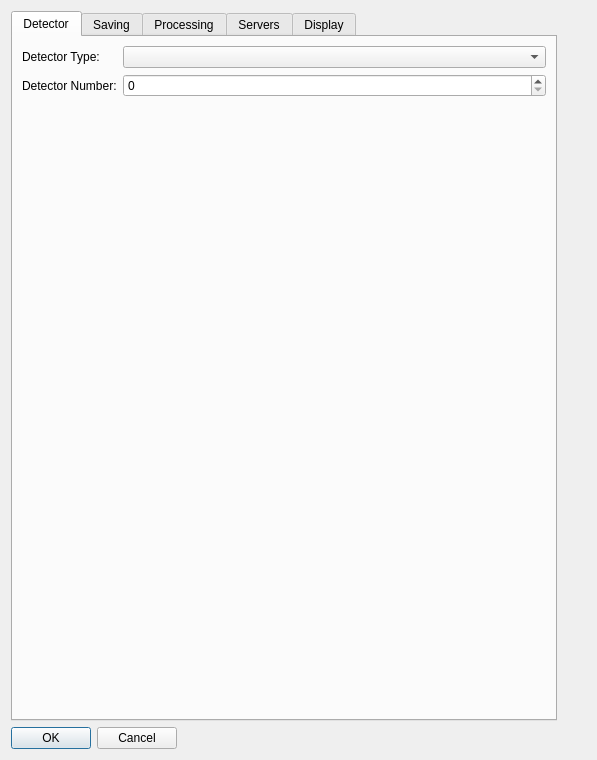
Above: source/qxrdexperimentpreferencesdialog.ui from guyjennings/qxrd before the change. Below: the same form after it.
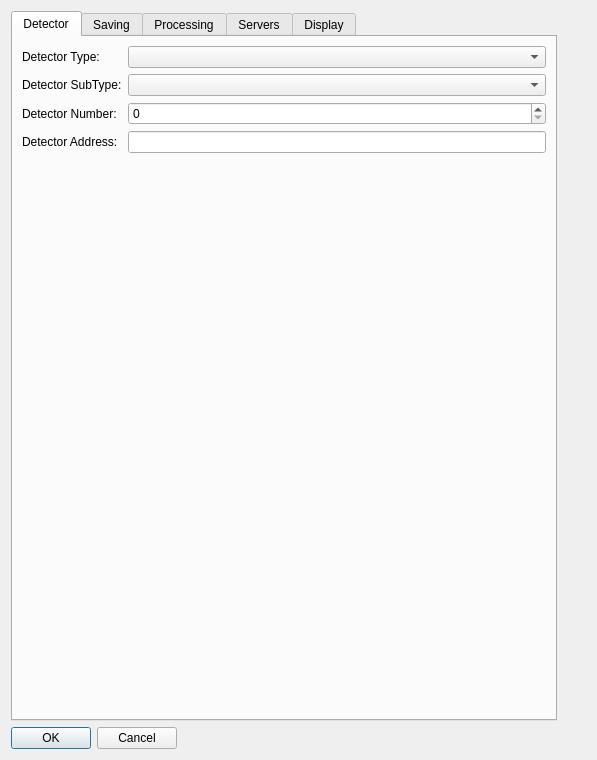
That is the form after the change.

Commit message: Initial changes to perkin elmer code to support ethernet interfaced detectors

```diff
--- a/source/qxrdexperimentpreferencesdialog.ui
+++ b/source/qxrdexperimentpreferencesdialog.ui
@@ -34,17 +34,17 @@
        <item row="0" column="1">
         <widget class="QComboBox" name="m_DetectorType"/>
        </item>
-       <item row="1" column="0">
+       <item row="2" column="0">
         <widget class="QLabel" name="label_5">
          <property name="text">
           <string>Detector Number:</string>
          </property>
         </widget>
        </item>
-       <item row="1" column="1">
+       <item row="2" column="1">
         <widget class="QSpinBox" name="m_DetectorNumber"/>
        </item>
-       <item row="2" column="0" colspan="2">
+       <item row="4" column="0" colspan="2">
         <spacer name="verticalSpacer">
          <property name="orientation">
           <enum>Qt::Vertical</enum>
@@ -57,6 +57,26 @@
          </property>
         </spacer>
        </item>
+       <item row="1" column="0">
+        <widget class="QLabel" name="label_13">
+         <property name="text">
+          <string>Detector SubType:</string>
+         </property>
+        </widget>
+       </item>
+       <item row="1" column="1">
+        <widget class="QComboBox" name="m_DetectorSubType"/>
+       </item>
+       <item row="3" column="0">
+        <widget class="QLabel" name="label_14">
+         <property name="text">
+          <string>Detector Address:</string>
+         </property>
+        </widget>
+       </item>
+       <item row="3" column="1">
+        <widget class="QLineEdit" name="m_DetectorAddress"/>
+       </item>
       </layout>
      </widget>
      <widget class="QWidget" name="tab_2">
```
The commit also changes 12 other files.
